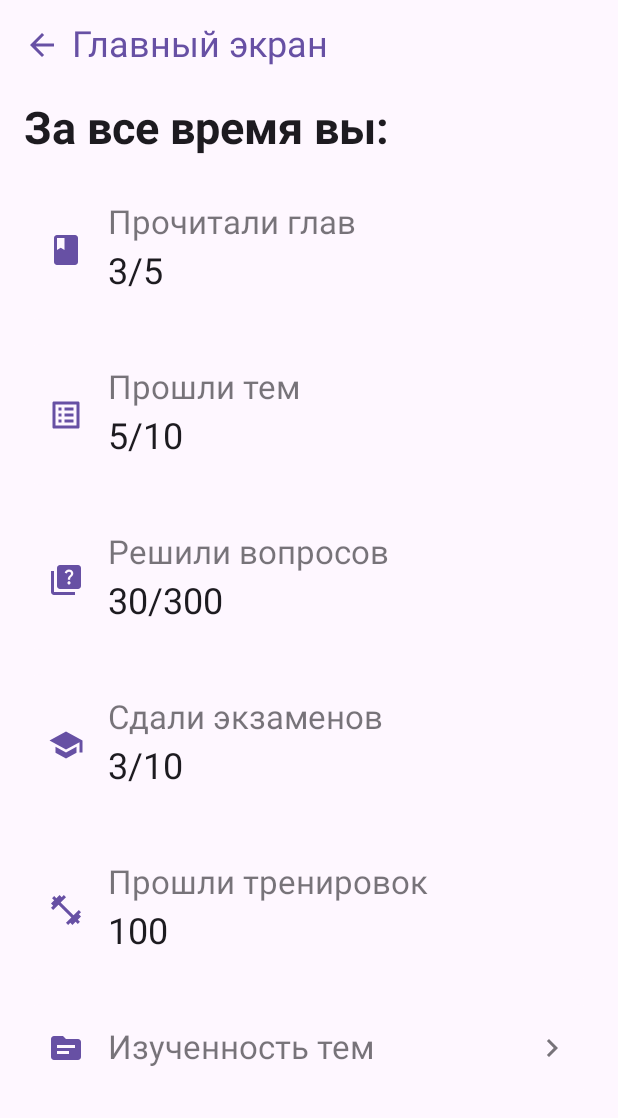
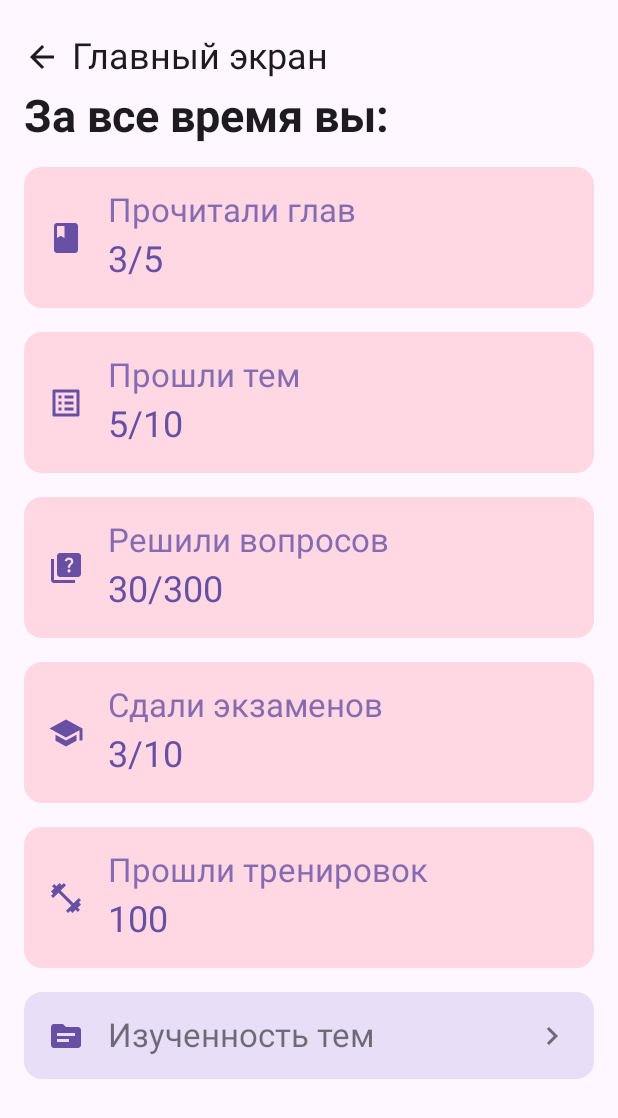
Before and after one commit to moevm/adfmp1h25-exam, an Android app built with Jetpack Compose: the screen it shows after launch (MainActivity), after a tap on an icon or button, on a phone screen of 412 x 824 dp. Shown: the top 1118 px of the screen. Run offline under Robolectric (Android 15) with nearby library versions, the phone set to English and light mode, and no system bars.

Commit message:
fix colors

```diff
--- a/ExamTrainer/app/src/main/java/com/example/examtrainer/presentation/ui/stats/GeneralStatsScreen.kt
+++ b/ExamTrainer/app/src/main/java/com/example/examtrainer/presentation/ui/stats/GeneralStatsScreen.kt
@@ -2,6 +2,7 @@
 
 package com.example.examtrainer.presentation.ui.stats
 
+import androidx.compose.foundation.background
 import androidx.compose.foundation.clickable
 import androidx.compose.foundation.layout.Column
 import androidx.compose.foundation.layout.Row
@@ -10,6 +11,7 @@ import androidx.compose.foundation.layout.fillMaxSize
 import androidx.compose.foundation.layout.fillMaxWidth
 import androidx.compose.foundation.layout.padding
 import androidx.compose.foundation.layout.size
+import androidx.compose.foundation.layout.systemBarsPadding
 import androidx.compose.foundation.layout.width
 import androidx.compose.foundation.rememberScrollState
 import androidx.compose.foundation.verticalScroll
@@ -31,6 +33,7 @@ import androidx.compose.runtime.Composable
 import androidx.compose.ui.Alignment
 import androidx.compose.ui.Modifier
 import androidx.compose.ui.graphics.vector.ImageVector
+import androidx.compose.ui.platform.LocalConfiguration
 import androidx.compose.ui.text.font.FontWeight
 import androidx.compose.ui.unit.dp
 import androidx.navigation.NavController
@@ -38,28 +41,35 @@ import com.example.examtrainer.presentation.navigation.NavRoutes
 
 @Composable
 fun GeneralStatsScreen(navController: NavController) {
+
+    val scrollState = rememberScrollState()
+    val configuration = LocalConfiguration.current
+    val screenHeight = configuration.screenHeightDp.dp
+
     Column(
         modifier = Modifier
             .fillMaxSize()
+            .systemBarsPadding()
             .verticalScroll(rememberScrollState())
+            .background(MaterialTheme.colorScheme.background)
     ) {
         // Верхняя панель с кнопкой назад
         Row(
             verticalAlignment = Alignment.CenterVertically,
             modifier = Modifier
-                .padding(16.dp)
+                .padding(top = 24.dp, start = 16.dp, end = 16.dp)
                 .clickable { navController.navigate(NavRoutes.MAIN) }
         ) {
             Icon(
                 imageVector = Icons.Default.ArrowBack,
                 contentDescription = "Назад",
-                tint = MaterialTheme.colorScheme.primary
+                tint = MaterialTheme.colorScheme.onBackground
             )
             Spacer(modifier = Modifier.width(8.dp))
             Text(
                 text = "Главный экран",
                 style = MaterialTheme.typography.bodyLarge,
-                color = MaterialTheme.colorScheme.primary
+                color = MaterialTheme.colorScheme.onBackground
             )
         }
 
@@ -107,16 +117,25 @@ fun GeneralStatsScreen(navController: NavController) {
             title = "Изученность тем",
             onClick = { } //TODO
         )
+
+        // Нижний спейсер для заполнения пространства
+        Spacer(modifier = Modifier.weight(1f))
     }
 }
 
 @Composable
 private fun StatItem(icon: ImageVector, title: String, value: String) {
+
+    val contentColor = MaterialTheme.colorScheme.primary
+
     Card(
         modifier = Modifier
             .fillMaxWidth()
             .padding(horizontal = 16.dp, vertical = 8.dp),
-        colors = CardDefaults.cardColors(containerColor = MaterialTheme.colorScheme.surface)
+        colors = CardDefaults.cardColors(
+            containerColor = MaterialTheme.colorScheme.tertiaryContainer, // Фон не кликабельных плашек
+            contentColor = contentColor
+        )
     ) {
         Row(
             verticalAlignment = Alignment.CenterVertically,
@@ -125,7 +144,7 @@ private fun StatItem(icon: ImageVector, title: String, value: String) {
             Icon(
                 imageVector = icon,
                 contentDescription = null,
-                tint = MaterialTheme.colorScheme.primary,
+                tint = contentColor,
                 modifier = Modifier.size(24.dp)
             )
             Spacer(modifier = Modifier.width(16.dp))
@@ -133,11 +152,12 @@ private fun StatItem(icon: ImageVector, title: String, value: String) {
                 Text(
                     text = title,
                     style = MaterialTheme.typography.bodyMedium,
-                    color = MaterialTheme.colorScheme.onSurface.copy(alpha = 0.6f)
+                    color = contentColor.copy(alpha = 0.8f)
                 )
                 Text(
                     text = value,
                     style = MaterialTheme.typography.headlineSmall,
+                    color = contentColor,
                     modifier = Modifier.padding(top = 4.dp)
                 )
             }
@@ -152,7 +172,10 @@ private fun ClickableStatItem(icon: ImageVector, title: String, onClick: () -> U
             .fillMaxWidth()
             .padding(horizontal = 16.dp, vertical = 8.dp)
             .clickable(onClick = onClick),
-        colors = CardDefaults.cardColors(containerColor = MaterialTheme.colorScheme.surface)
+        colors = CardDefaults.cardColors(
+            containerColor = MaterialTheme.colorScheme.secondaryContainer, // Фон кликабельной плашки
+            contentColor = MaterialTheme.colorScheme.onSecondaryContainer // Цвет контента
+        )
     ) {
         Row(
             verticalAlignment = Alignment.CenterVertically,
```
